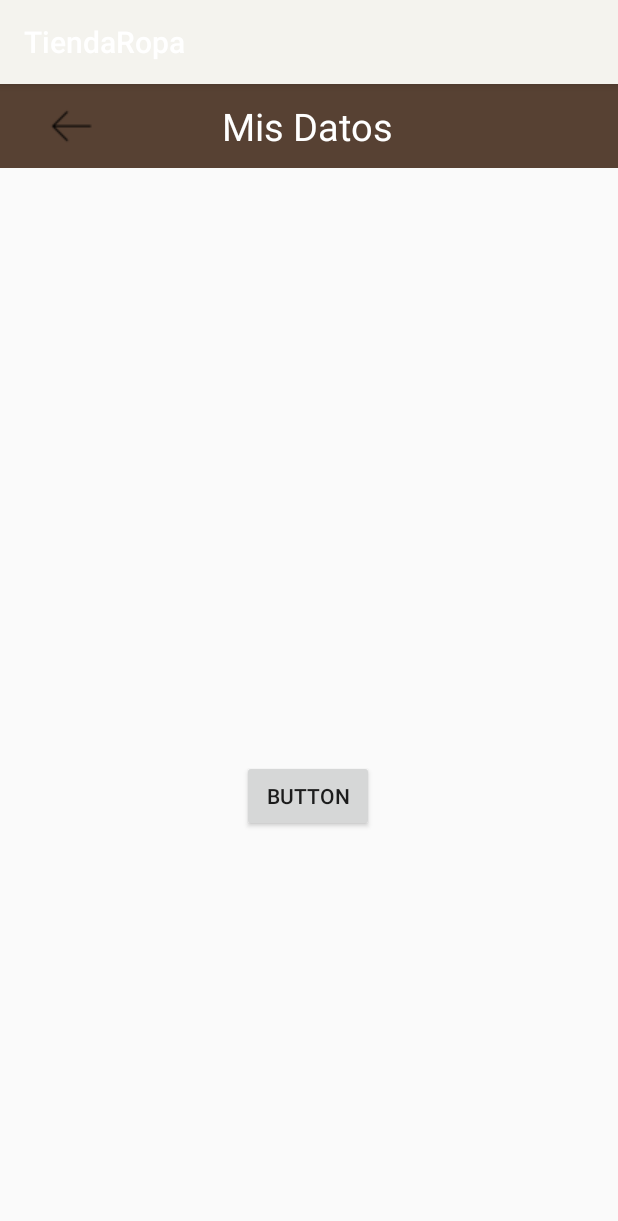
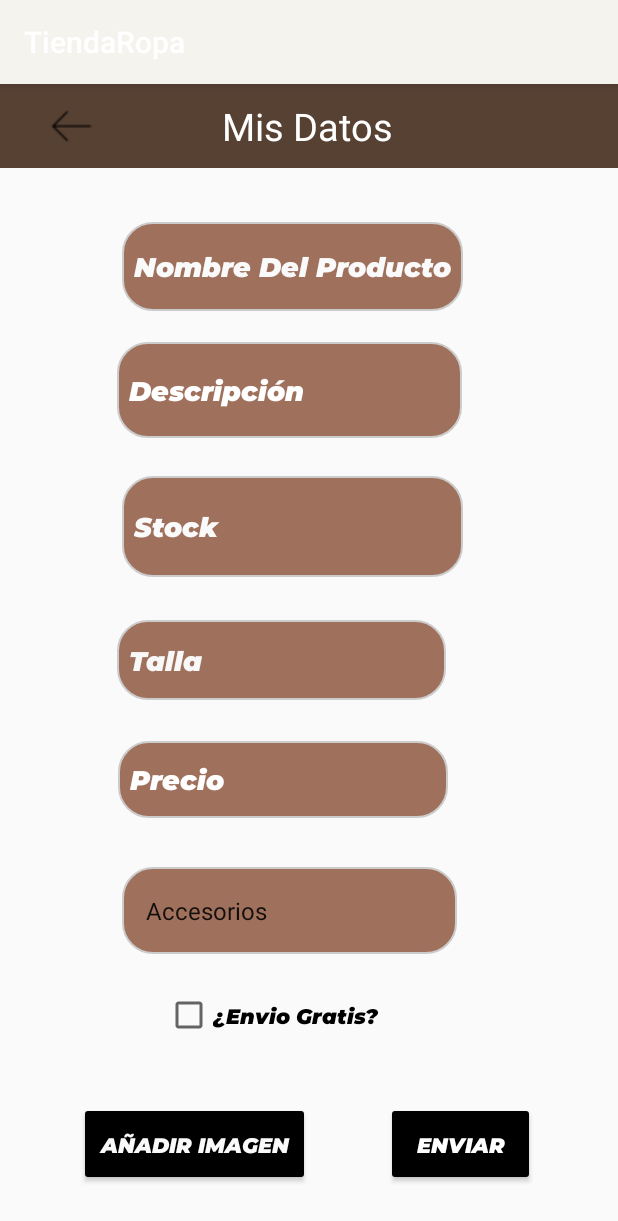
Before and after one commit to IvanJulio05/StyleSphere, an Android app: the Vender screen opened directly, with no data from a screen before it, on a phone screen of 412 x 824 dp. Shown: the top 1221 px of the screen. Run offline under Robolectric (Android 15) with nearby library versions, the phone set to English and light mode, and no system bars.

Commit message:
Agrege la fuente LA pantalla con el formilario de vender Y un estilo para los edidtext

```diff
--- a/app/src/main/java/com/example/tiendaropa/PerfilFragment.java
+++ b/app/src/main/java/com/example/tiendaropa/PerfilFragment.java
@@ -145,7 +145,8 @@ public class PerfilFragment extends Fragment {
         vender.setOnClickListener(new View.OnClickListener() {
             @Override
             public void onClick(View v) {
-
+                Intent venderIntent = new Intent(getActivity(),Vender.class);
+                startActivity(venderIntent);
             }
         });
 
--- a/app/src/main/java/com/example/tiendaropa/Vender.java
+++ b/app/src/main/java/com/example/tiendaropa/Vender.java
@@ -1,8 +1,12 @@
 package com.example.tiendaropa;
 
+import android.os.Bundle;
+import android.view.View;
+import android.widget.AdapterView;
+import android.widget.ArrayAdapter;
+import android.widget.Spinner;
+import android.widget.Toast;
 import androidx.appcompat.app.AppCompatActivity;
-
-import android.os.Bundle;
 
 public class Vender extends AppCompatActivity {
 
@@ -10,5 +14,26 @@ public class Vender extends AppCompatActivity {
     protected void onCreate(Bundle savedInstanceState) {
         super.onCreate(savedInstanceState);
         setContentView(R.layout.activity_vender);
+
+        Spinner spinner = findViewById(R.id.spinner);
+        ArrayAdapter<CharSequence> adapter = ArrayAdapter.createFromResource(this,
+                R.array.opciones, android.R.layout.simple_spinner_item);
+        adapter.setDropDownViewResource(android.R.layout.simple_spinner_dropdown_item);
+        spinner.setAdapter(adapter);
+
+
+        spinner.setOnItemSelectedListener(new AdapterView.OnItemSelectedListener() {
+            @Override
+            public void onItemSelected(AdapterView<?> parent, View view, int position, long id) {
+                String selectedOption = parent.getItemAtPosition(position).toString();
+
+                Toast.makeText(Vender.this, "Opción seleccionada: " + selectedOption, Toast.LENGTH_SHORT).show();
+            }
+
+            @Override
+            public void onNothingSelected(AdapterView<?> parent) {
+
+            }
+        });
     }
 }
--- /dev/null
+++ b/app/src/main/res/drawable/edit_text_background.xml
@@ -0,0 +1,14 @@
+<?xml version="1.0" encoding="utf-8"?>
+
+
+<selector xmlns:android="http://schemas.android.com/apk/res/android">
+    <item>
+        <shape android:shape="rectangle">
+            <solid android:color="#9F715D" />
+            <corners android:radius="20dp" />
+            <stroke
+                android:width="1dp"
+                android:color="#CCCCCC" />
+        </shape>
+    </item>
+</selector>
--- a/app/src/main/res/layout/activity_vender.xml
+++ b/app/src/main/res/layout/activity_vender.xml
@@ -7,20 +7,159 @@
     tools:context=".Vender">
 
 
-
     <include
-        layout="@layout/custom_toolbar_datos"/>
+        android:id="@+id/include"
+        layout="@layout/custom_toolbar_datos" />
 
     <Button
-        android:id="@+id/button2"
-        android:layout_width="wrap_content"
-        android:layout_height="wrap_content"
-        android:text="Button"
+        android:id="@+id/EnviarV"
+        android:layout_width="99dp"
+        android:layout_height="56dp"
+        android:backgroundTint="#000000"
+
+        android:fontFamily="@font/monti"
+        android:text="Enviar"
+        android:textColor="#FFFFFF"
         app:layout_constraintBottom_toBottomOf="parent"
         app:layout_constraintEnd_toEndOf="parent"
-        app:layout_constraintHorizontal_bias="0.498"
+        app:layout_constraintHorizontal_bias="0.823"
         app:layout_constraintStart_toStartOf="parent"
         app:layout_constraintTop_toTopOf="parent"
-        app:layout_constraintVertical_bias="0.626" />
+        app:layout_constraintVertical_bias="0.953" />
+
+
+
+    <EditText
+        android:id="@+id/editTextText"
+        android:layout_width="220dp"
+        android:layout_height="51dp"
+        android:background="@drawable/edit_text_background"
+        android:fontFamily="@font/monti"
+        android:ems="10"
+        android:inputType="text"
+        android:paddingLeft="8dp"
+        android:text="Precio"
+        android:textColor="#FFFFFF"
+        app:layout_constraintBottom_toBottomOf="parent"
+        app:layout_constraintEnd_toEndOf="parent"
+        app:layout_constraintHorizontal_bias="0.408"
+        app:layout_constraintStart_toStartOf="parent"
+        app:layout_constraintTop_toTopOf="parent"
+        app:layout_constraintVertical_bias="0.611" />
+
+    <EditText
+        android:id="@+id/editTextText2"
+        android:layout_width="227dp"
+        android:layout_height="59dp"
+        android:fontFamily="@font/monti"
+        android:paddingLeft="8dp"
+        android:background="@drawable/edit_text_background"
+        android:ems="10"
+        android:inputType="text"
+        android:text="Nombre Del Producto"
+        android:textColor="#FAFAFA"
+        app:layout_constraintBottom_toBottomOf="parent"
+        app:layout_constraintEnd_toEndOf="parent"
+        app:layout_constraintHorizontal_bias="0.44"
+        app:layout_constraintStart_toStartOf="parent"
+        app:layout_constraintTop_toTopOf="parent"
+        app:layout_constraintVertical_bias="0.13" />
+
+
+    <EditText
+        android:id="@+id/editTextText3"
+        android:layout_width="230dp"
+        android:layout_height="64dp"
+        android:background="@drawable/edit_text_background"
+        android:fontFamily="@font/monti"
+        android:paddingLeft="8dp"
+        android:ems="10"
+        android:inputType="text"
+        android:text="Descripción"
+        android:textColor="#FFFFFF"
+        app:layout_constraintBottom_toBottomOf="parent"
+        app:layout_constraintEnd_toEndOf="parent"
+        app:layout_constraintHorizontal_bias="0.43"
+        app:layout_constraintStart_toStartOf="parent"
+        app:layout_constraintTop_toTopOf="parent"
+        app:layout_constraintVertical_bias="0.244" />
+
+    <Spinner
+        android:id="@+id/spinner"
+        android:layout_width="223dp"
+        android:layout_height="58dp"
+        android:background="@drawable/edit_text_background"
+        android:fontFamily="@font/monti"
+        android:paddingLeft="8dp"
+        app:layout_constraintBottom_toBottomOf="parent"
+        app:layout_constraintEnd_toEndOf="parent"
+        app:layout_constraintHorizontal_bias="0.43"
+        app:layout_constraintStart_toStartOf="parent"
+        app:layout_constraintTop_toTopOf="parent"
+        app:layout_constraintVertical_bias="0.735" />
+
+    <EditText
+        android:id="@+id/editTextText4"
+        android:layout_width="227dp"
+        android:layout_height="67dp"
+        android:background="@drawable/edit_text_background"
+        android:fontFamily="@font/monti"
+        android:paddingLeft="8dp"
+        android:ems="10"
+        android:inputType="text"
+        android:text="Stock"
+        android:textColor="#FAFAFA"
+        app:layout_constraintBottom_toBottomOf="parent"
+        app:layout_constraintEnd_toEndOf="parent"
+        app:layout_constraintHorizontal_bias="0.44"
+        app:layout_constraintStart_toStartOf="parent"
+        app:layout_constraintTop_toTopOf="parent"
+        app:layout_constraintVertical_bias="0.373" />
+
+    <EditText
+        android:id="@+id/editTextText5"
+        android:layout_width="219dp"
+        android:layout_height="53dp"
+        android:background="@drawable/edit_text_background"
+        android:fontFamily="@font/monti"
+        android:paddingLeft="8dp"
+        android:ems="10"
+        android:inputType="text"
+        android:text="Talla"
+        android:textColor="#F8F8F8"
+        app:layout_constraintBottom_toBottomOf="parent"
+        app:layout_constraintEnd_toEndOf="parent"
+        app:layout_constraintHorizontal_bias="0.406"
+        app:layout_constraintStart_toStartOf="parent"
+        app:layout_constraintTop_toTopOf="parent" />
+
+    <CheckBox
+        android:id="@+id/checkBox"
+        android:layout_width="158dp"
+        android:layout_height="56dp"
+        android:fontFamily="@font/monti"
+        android:text="¿Envio Gratis?"
+        app:layout_constraintBottom_toBottomOf="parent"
+        app:layout_constraintEnd_toEndOf="parent"
+        app:layout_constraintHorizontal_bias="0.433"
+        app:layout_constraintStart_toStartOf="parent"
+        app:layout_constraintTop_toTopOf="parent"
+        app:layout_constraintVertical_bias="0.832" />
+
+    <Button
+        android:id="@+id/AggImgV"
+        android:layout_width="154dp"
+        android:layout_height="56dp"
+        android:backgroundTint="#000000"
+        android:fontFamily="@font/monti"
+
+        android:text="Añadir Imagen"
+        android:textColor="#FAFAFA"
+        app:layout_constraintBottom_toBottomOf="parent"
+        app:layout_constraintEnd_toEndOf="parent"
+        app:layout_constraintHorizontal_bias="0.203"
+        app:layout_constraintStart_toStartOf="parent"
+        app:layout_constraintTop_toTopOf="parent"
+        app:layout_constraintVertical_bias="0.953" />
 
 </androidx.constraintlayout.widget.ConstraintLayout>
--- a/app/src/main/res/values/strings.xml
+++ b/app/src/main/res/values/strings.xml
@@ -6,4 +6,15 @@
     <!-- TODO: Remove or change this placeholder text -->
     <string name="hello_blank_fragment">Hello blank fragment</string>
     <string name="prefs_file">com.example.TiendaRopa.PREFERENCE_FILE_KEY</string>
+    <string-array name="opciones">
+        <item>Accesorios</item>
+        <item>Pantalones</item>
+        <item>Camisas</item>
+        <item>Faldas</item>
+        <item>Camisetas</item>
+        <item>Cinturones</item>
+        <item>Gorras</item>
+        <item>Joyas</item>
+
+    </string-array>
 </resources>
```
Also changed, not shown: app/src/main/res/font/monti.ttf (added).
